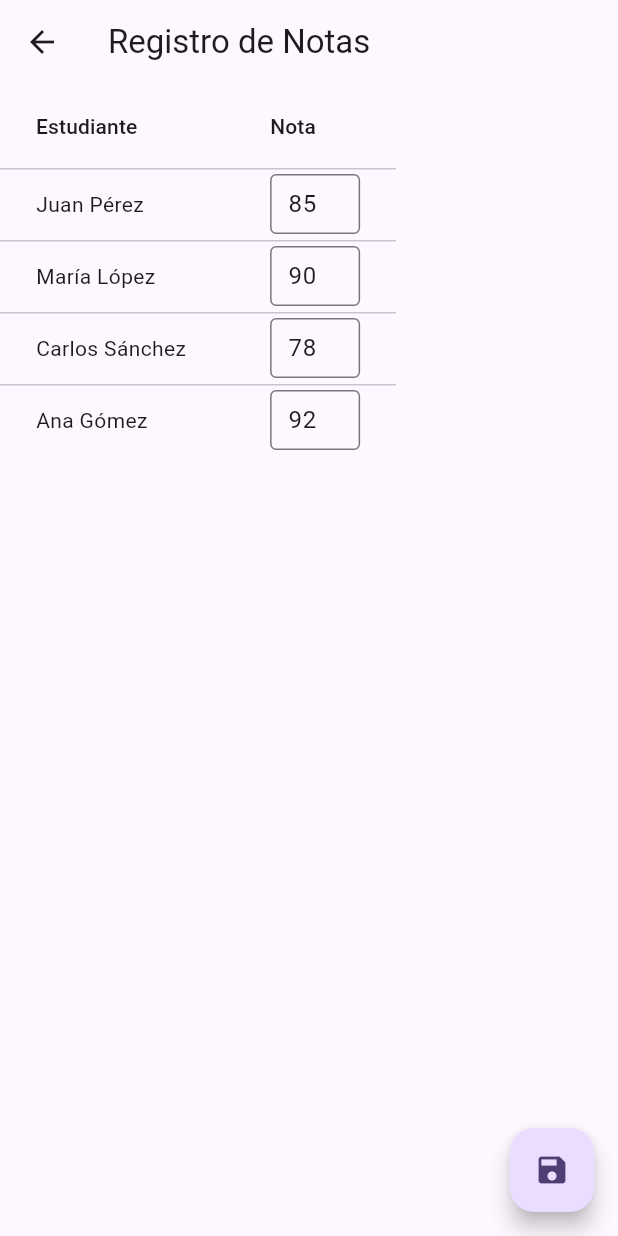
After one commit to AndresReyes2901/ProyectoSI2-parcial2Mobile, a Flutter app: the RegistroNotasScreen screen opened directly, on a phone screen of 412 x 824 dp. The commit adds this screen. Run offline on Flutter 3.47's test engine with Material 3 defaults, Android fonts, the phone set to English and light mode, and no system bars.

Commit message:
vistaTeacher 1.0

```diff
--- /dev/null
+++ b/lib/screens/teacher/registro_notas.dart
@@ -0,0 +1,100 @@
+import 'package:flutter/material.dart';
+
+class RegistroNotasScreen extends StatefulWidget {
+  const RegistroNotasScreen({Key? key}) : super(key: key);
+
+  @override
+  _RegistroNotasScreenState createState() => _RegistroNotasScreenState();
+}
+
+class _RegistroNotasScreenState extends State<RegistroNotasScreen> {
+  // Lista de estudiantes con sus notas
+  List<Map<String, dynamic>> estudiantes = [
+    {'nombre': 'Juan Pérez', 'nota': 85},
+    {'nombre': 'María López', 'nota': 90},
+    {'nombre': 'Carlos Sánchez', 'nota': 78},
+    {'nombre': 'Ana Gómez', 'nota': 92},
+  ];
+
+  // Controladores para las notas editables
+  List<TextEditingController> _controllers = [];
+
+  @override
+  void initState() {
+    super.initState();
+    // Inicializar los controladores con las notas actuales
+    _controllers = estudiantes
+        .map((e) => TextEditingController(text: e['nota'].toString()))
+        .toList();
+  }
+
+  @override
+  void dispose() {
+    // Liberar los controladores al salir de la pantalla
+    for (var controller in _controllers) {
+      controller.dispose();
+    }
+    super.dispose();
+  }
+
+  // Función para guardar las notas editadas
+  void _guardarNotas() {
+    for (int i = 0; i < estudiantes.length; i++) {
+      final notaTexto = _controllers[i].text;
+      final nota = int.tryParse(notaTexto);
+      if (nota != null) {
+        estudiantes[i]['nota'] = nota;
+      }
+    }
+    // Aquí puedes agregar la lógica para enviar los datos al backend
+    ScaffoldMessenger.of(context).showSnackBar(
+      SnackBar(content: Text('Notas guardadas exitosamente')),
+    );
+    setState(() {});
+  }
+
+  @override
+  Widget build(BuildContext context) {
+    return Scaffold(
+      appBar: AppBar(
+        title: Text('Registro de Notas'),
+      ),
+      body: SingleChildScrollView(
+        scrollDirection: Axis.horizontal,
+        child: DataTable(
+          columns: const [
+            DataColumn(label: Text('Estudiante')),
+            DataColumn(label: Text('Nota')),
+          ],
+          rows: List<DataRow>.generate(
+            estudiantes.length,
+                (index) => DataRow(
+              cells: [
+                DataCell(Text(estudiantes[index]['nombre'])),
+                DataCell(
+                  SizedBox(
+                    width: 60,
+                    child: TextField(
+                      controller: _controllers[index],
+                      keyboardType: TextInputType.number,
+                      decoration: InputDecoration(
+                        border: OutlineInputBorder(),
+                        isDense: true,
+                        contentPadding: EdgeInsets.all(8),
+                      ),
+                    ),
+                  ),
+                ),
+              ],
+            ),
+          ),
+        ),
+      ),
+      floatingActionButton: FloatingActionButton(
+        onPressed: _guardarNotas,
+        child: Icon(Icons.save),
+        tooltip: 'Guardar Notas',
+      ),
+    );
+  }
+}
```
Also changed, not shown: lib/screens/student/dashboard.dart (+20 -3 lines), lib/screens/teacher/asistencia.dart (added, +53 -0 lines), lib/screens/teacher/prediccionesrendimiento.dart (added, +69 -0 lines), lib/widgets/app_drawer.dart (+11 -7 lines).
